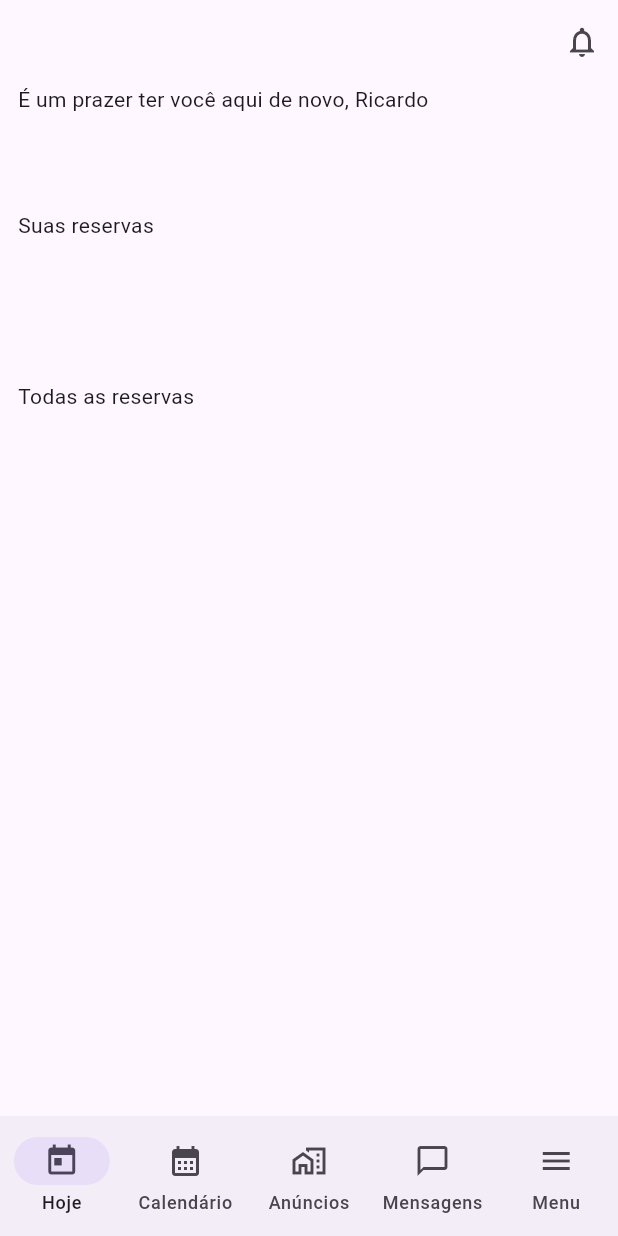
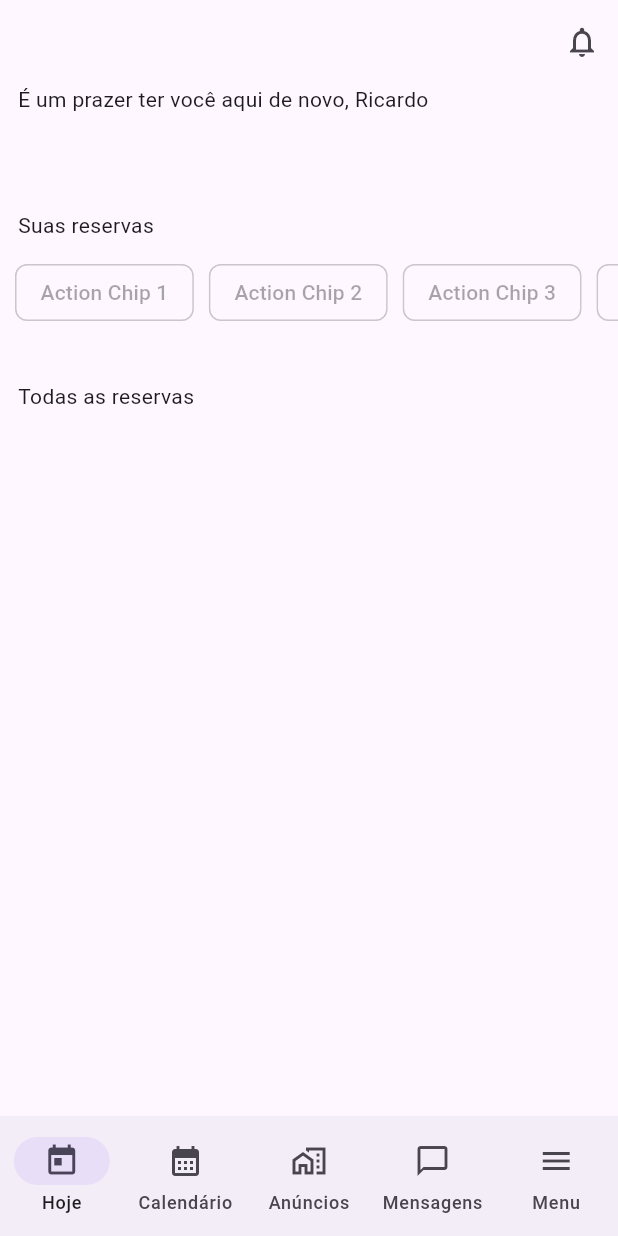
Before and after one commit to yurastico/airbnb-flutter-clone, a Flutter app: the screen it shows after launch, on a phone screen of 412 x 824 dp. Run offline on Flutter 3.47's test engine with Material 3 defaults, Android fonts, the phone set to English and light mode, and no system bars.

Commit message:
using actionShip

```diff
--- a/lib/main.dart
+++ b/lib/main.dart
@@ -89,6 +89,28 @@
             height: 70,
             child: ListView(
               scrollDirection: Axis.horizontal,
+              children: const [
+   SizedBox(width: 10,),
+   ActionChip(
+       label: Text("Action Chip 1")
+   ),
+   SizedBox(width: 10,),
+   ActionChip(
+       label: Text("Action Chip 2")
+   ),
+   SizedBox(width: 10,),
+   ActionChip(
+       label: Text("Action Chip 3")
+   ),
+   SizedBox(width: 10,),
+   ActionChip(
+       label: Text("Action Chip 4")
+   ),
+   SizedBox(width: 10,),
+   ActionChip(
+       label: Text("Action Chip 5")
+   ),
+],
             ),
           ),
           insidePadding(const Text("Todas as reservas")),
```
